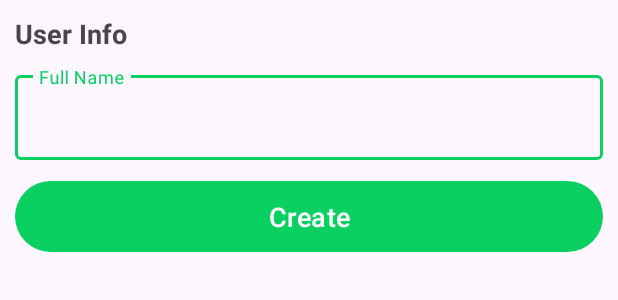
After one commit to Niraviman-Singha/My-Shop, an Android app: the layout user_info_dialog.xml on its own in the app's theme, with its tools: preview values and no code run, on a phone screen of 412 x 824 dp. The commit adds this screen. Shown: the top 300 px of the screen. Run offline under Robolectric (Android 15) with nearby library versions, the phone set to English and light mode, and no system bars.

Commit message:
initializes a non-cancelable bottom sheet dialog to collect a user's name also save this data to firestore.

```diff
--- a/app/build.gradle.kts
+++ b/app/build.gradle.kts
@@ -46,6 +46,7 @@ dependencies {
     implementation("com.google.android.material:material:1.12.0")
     implementation("androidx.constraintlayout:constraintlayout:2.2.0")
     implementation("com.google.firebase:firebase-auth:23.1.0")
+    implementation("com.google.firebase:firebase-firestore:25.1.1")
     testImplementation("junit:junit:4.13.2")
     androidTestImplementation("androidx.test.ext:junit:1.2.1")
     androidTestImplementation("androidx.test.espresso:espresso-core:3.6.1")
--- /dev/null
+++ b/app/src/main/java/com/example/myshop/auth/User.kt
@@ -0,0 +1,6 @@
+package com.example.myshop.auth
+
+data class User(
+    val name:String? = null,
+    val phone_number:String? = null
+)
--- /dev/null
+++ b/app/src/main/java/com/example/myshop/firebase/FirebaseConsts.kt
@@ -0,0 +1,5 @@
+package com.example.myshop.firebase
+
+object FirebaseConsts {
+    const val USER_PATH = "users"
+}
--- /dev/null
+++ b/app/src/main/res/layout/user_info_dialog.xml
@@ -0,0 +1,55 @@
+<?xml version="1.0" encoding="utf-8"?>
+<LinearLayout xmlns:android="http://schemas.android.com/apk/res/android"
+    android:layout_width="match_parent"
+    android:layout_height="wrap_content"
+    android:orientation="vertical"
+    android:padding="10dp">
+
+    <TextView
+        android:layout_width="wrap_content"
+        android:layout_height="wrap_content"
+        android:text="User Info"
+        android:textSize="18sp"
+        android:textStyle="bold">
+
+    </TextView>
+
+    <com.google.android.material.textfield.TextInputLayout
+        style="@style/ThemeOverlay.Material3.AutoCompleteTextView"
+        android:layout_width="match_parent"
+        android:layout_height="wrap_content"
+        android:layout_marginTop="10dp"
+        android:hint="Full Name">
+
+        <com.google.android.material.textfield.TextInputEditText
+            android:layout_width="match_parent"
+            android:layout_height="wrap_content"
+            android:inputType="textPersonName"
+            android:id="@+id/nameET"
+            android:maxLength="100">
+
+        </com.google.android.material.textfield.TextInputEditText>
+    </com.google.android.material.textfield.TextInputLayout>
+
+    <ProgressBar
+        android:id="@+id/progressBar"
+        android:layout_width="33dp"
+        android:layout_height="33dp"
+        android:layout_gravity="center_horizontal"
+        android:layout_marginTop="10dp"
+        android:visibility="gone">
+
+    </ProgressBar>
+
+    <Button
+        android:id="@+id/createBtn"
+        android:layout_width="match_parent"
+        android:layout_height="55dp"
+        android:layout_marginTop="10dp"
+        android:text="Create"
+        android:textSize="18sp">
+
+    </Button>
+
+
+</LinearLayout>
```
Also changed, not shown: app/src/main/java/com/example/myshop/auth/VerificationActivity.kt (+95 -12 lines).
